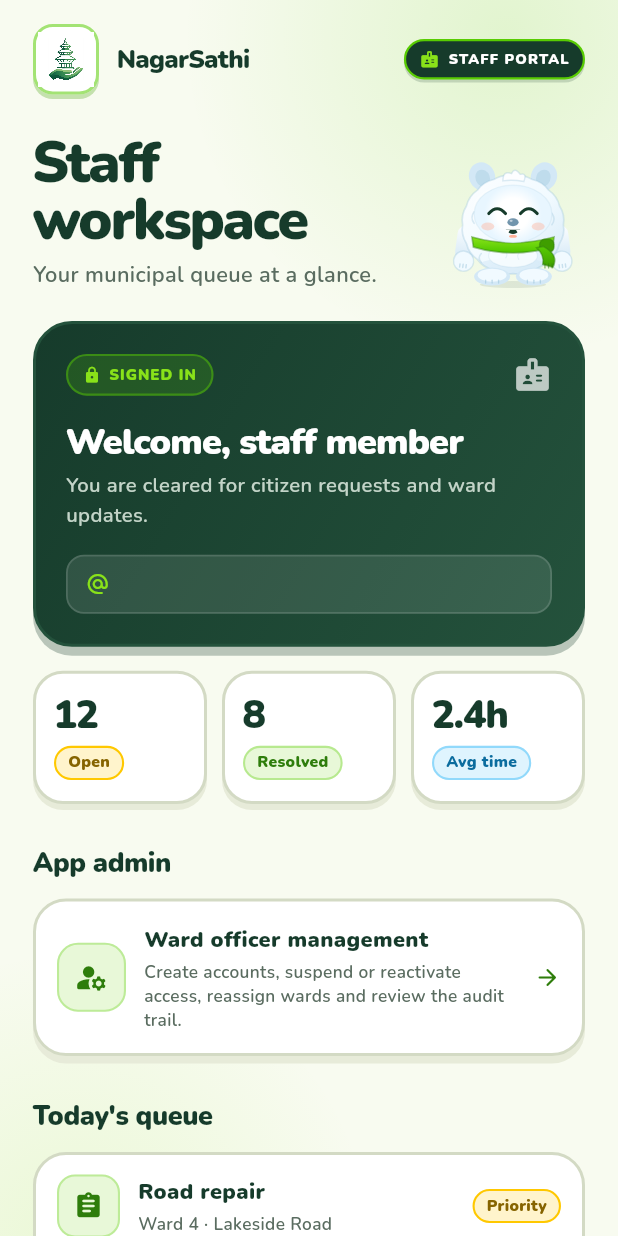
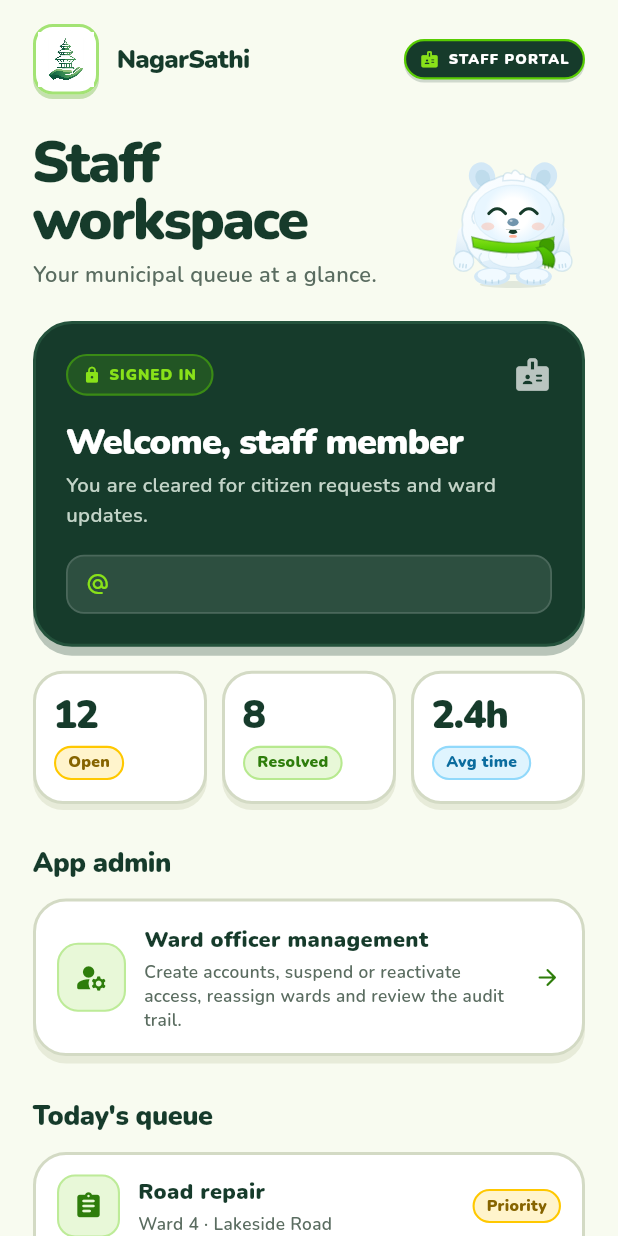
Before and after one commit to SohailDev7/Project-Nagarsathi, a Flutter app: the StaffHomeScreen screen opened directly with empty values, on a phone screen of 412 x 824 dp. Run offline on Flutter 3.47's test engine with Material 3 defaults, Android fonts, the phone set to English and light mode, and no system bars; our stand-ins replace cloud_firestore, cupertino_ui, firebase_auth, firebase_core, geocoding, geolocator and 5 more; missing offline and left inert: flutter_facebook_auth, shorebird_code_push; accounts and stored records are empty; network calls fail.

Commit message:
merge from all

```diff
--- a/lib/main.dart
+++ b/lib/main.dart
@@ -4,6 +4,7 @@ import 'package:material_ui/material_ui.dart';
 
 import 'screens/home_screen.dart';
 import 'screens/login_screen.dart';
+import 'screens/admin/ward_officer_management_screen.dart';
 import 'services/auth_service.dart';
 import 'services/firebase_bootstrap.dart';
 import 'services/session_service.dart';
@@ -75,6 +76,10 @@ class _NagarSathiAppState extends State<NagarSathiApp> {
           theme: buildAppTheme(brightness: Brightness.light),
           darkTheme: buildAppTheme(brightness: Brightness.dark),
           themeMode: mode,
+          routes: {
+            WardOfficerManagementScreen.routeName: (_) =>
+                const WardOfficerManagementScreen(),
+          },
           builder: (context, child) => AnnotatedRegion<SystemUiOverlayStyle>(
             value: _overlayStyle(context),
             child: UpdateGate(
--- a/lib/screens/staff_home_screen.dart
+++ b/lib/screens/staff_home_screen.dart
@@ -36,6 +36,7 @@ class StaffHomeScreen extends StatelessWidget {
 
   @override
   Widget build(BuildContext context) {
+    final tokens = NsColors.of(context);
     return Scaffold(
       body: NsBackground(
         staff: true,
@@ -67,24 +68,24 @@ class StaffHomeScreen extends StatelessWidget {
                             child: Column(
                               crossAxisAlignment: CrossAxisAlignment.start,
                               children: [
-                                const Text(
+                                Text(
                                   'Staff workspace',
                                   style: TextStyle(
                                     fontSize: 38,
                                     height: 1,
                                     fontWeight: FontWeight.w900,
-                                    color: AppColors.forest,
+                                    color: tokens.heading,
                                     letterSpacing: -1.5,
                                   ),
                                 ),
                                 const SizedBox(height: 8),
-                                const Text(
+                                Text(
                                   'Your municipal queue at a glance.',
                                   style: TextStyle(
                                     fontSize: 14.5,
                                     height: 1.45,
                                     fontWeight: FontWeight.w600,
-                                    color: AppColors.muted,
+                                    color: tokens.muted,
                                   ),
                                 ),
                               ],
@@ -105,24 +106,24 @@ class StaffHomeScreen extends StatelessWidget {
                     const SizedBox(height: 16),
                     const _StatsRow(),
                     const SizedBox(height: 22),
-                    const Text(
+                    Text(
                       'App admin',
                       style: TextStyle(
                         fontSize: 18,
                         fontWeight: FontWeight.w900,
-                        color: AppColors.forest,
+                        color: tokens.heading,
                         letterSpacing: -0.3,
                       ),
                     ),
                     const SizedBox(height: 10),
                     const _AdminToolsCard(),
                     const SizedBox(height: 22),
-                    const Text(
+                    Text(
                       "Today's queue",
                       style: TextStyle(
                         fontSize: 18,
                         fontWeight: FontWeight.w900,
-                        color: AppColors.forest,
+                        color: tokens.heading,
                         letterSpacing: -0.3,
                       ),
                     ),
@@ -154,14 +155,12 @@ class _StaffHeroCard extends StatelessWidget {
 
   @override
   Widget build(BuildContext context) {
+    final isDark = Theme.of(context).brightness == Brightness.dark;
+    final tokens = NsColors.of(context);
     return Container(
       padding: const EdgeInsets.all(20),
       decoration: BoxDecoration(
-        gradient: const LinearGradient(
-          colors: [AppColors.forest, AppColors.forestSoft],
-          begin: Alignment.topLeft,
-          end: Alignment.bottomRight,
-        ),
+        color: isDark ? tokens.surface : AppColors.forest,
         borderRadius: BorderRadius.circular(26),
         border: Border.all(color: AppColors.forestSoft, width: 2),
         boxShadow: [
@@ -190,13 +189,15 @@ class _StaffHeroCard extends StatelessWidget {
                     width: 1.4,
                   ),
                 ),
-                child: const Row(
+                child: Row(
                   mainAxisSize: MainAxisSize.min,
                   children: [
                     Icon(
                       Icons.lock_rounded,
                       size: 12,
-                      color: AppColors.primaryLight,
+                      color: isDark
+                          ? tokens.accentText
+                          : AppColors.primaryLight,
                     ),
                     SizedBox(width: 5),
                     Text(
@@ -204,7 +205,9 @@ class _StaffHeroCard extends StatelessWidget {
                       style: TextStyle(
                         fontSize: 10,
                         fontWeight: FontWeight.w900,
-                        color: AppColors.primaryLight,
+                        color: isDark
+                            ? tokens.accentText
+                            : AppColors.primaryLight,
                         letterSpacing: 0.7,
                       ),
                     ),
@@ -212,38 +215,46 @@ class _StaffHeroCard extends StatelessWidget {
                 ),
               ),
               const Spacer(),
-              const Icon(Icons.badge_rounded, size: 26, color: Colors.white70),
+              Icon(
+                Icons.badge_rounded,
+                size: 26,
+                color: isDark ? tokens.muted : Colors.white70,
+              ),
             ],
           ),
           const SizedBox(height: 18),
-          const Text(
+          Text(
             'Welcome, staff member',
             style: TextStyle(
               fontSize: 24,
               height: 1.1,
               fontWeight: FontWeight.w900,
-              color: Colors.white,
+              color: isDark ? tokens.heading : Colors.white,
               letterSpacing: -0.6,
             ),
           ),
           const SizedBox(height: 6),
-          const Text(
+          Text(
             'You are cleared for citizen requests and ward updates.',
             style: TextStyle(
               fontSize: 13.5,
               height: 1.45,
               fontWeight: FontWeight.w600,
-              color: Color(0xFFC3D4C8),
+              color: isDark ? tokens.muted : const Color(0xFFC3D4C8),
             ),
           ),
           const SizedBox(height: 16),
           Container(
             padding: const EdgeInsets.symmetric(horizontal: 12, vertical: 9),
             decoration: BoxDecoration(
-              color: Colors.white.withValues(alpha: 0.1),
+              color: isDark
+                  ? tokens.surfaceSoft
+                  : Colors.white.withValues(alpha: 0.1),
               borderRadius: BorderRadius.circular(12),
               border: Border.all(
-                color: Colors.white.withValues(alpha: 0.14),
+                color: isDark
+                    ? tokens.border
+                    : Colors.white.withValues(alpha: 0.14),
                 width: 1.2,
               ),
             ),
@@ -254,7 +265,7 @@ class _StaffHeroCard extends StatelessWidget {
                       ? Icons.phone_android_rounded
                       : Icons.alternate_email_rounded,
                   size: 16,
-                  color: AppColors.primaryLight,
+                  color: isDark ? tokens.accentText : AppColors.primaryLight,
                 ),
                 const SizedBox(width: 8),
                 Expanded(
@@ -262,10 +273,10 @@ class _StaffHeroCard extends StatelessWidget {
                     staffIdentifier,
                     maxLines: 1,
                     overflow: TextOverflow.ellipsis,
-                    style: const TextStyle(
+                    style: TextStyle(
                       fontSize: 13,
                       fontWeight: FontWeight.w800,
-                      color: Colors.white,
+                      color: isDark ? tokens.ink : Colors.white,
                     ),
                   ),
                 ),
@@ -283,14 +294,15 @@ class _AdminToolsCard extends StatelessWidget {
 
   @override
   Widget build(BuildContext context) {
+    final tokens = NsColors.of(context);
     return NsCard(
       padding: EdgeInsets.zero,
       radius: 22,
       depth: 5,
       child: NsPressable(
-        onTap: () => Navigator.of(
-          context,
-        ).pushNamed(WardOfficerManagementScreen.routeName),
+        onTap: () =>
+            Navigator.of(context)
+                .pushNamed(WardOfficerManagementScreen.routeName),
         color: Colors.transparent,
         borderColor: Colors.transparent,
         shadowColor: Colors.transparent,
@@ -319,7 +331,7 @@ class _AdminToolsCard extends StatelessWidget {
               ),
             ),
             const SizedBox(width: 12),
-            const Expanded(
+            Expanded(
               child: Column(
                 crossAxisAlignment: CrossAxisAlignment.start,
                 children: [
@@ -328,7 +340,7 @@ class _AdminToolsCard extends StatelessWidget {
                     style: TextStyle(
                       fontSize: 14.5,
                       fontWeight: FontWeight.w900,
-                      color: AppColors.forest,
+                      color: tokens.heading,
                     ),
                   ),
                   SizedBox(height: 3),
@@ -339,7 +351,7 @@ class _AdminToolsCard extends StatelessWidget {
                       fontSize: 11.5,
                       height: 1.4,
                       fontWeight: FontWeight.w600,
-                      color: AppColors.muted,
+                      color: tokens.muted,
                     ),
                   ),
                 ],
@@ -402,6 +414,7 @@ class _StatCard extends StatelessWidget {
 
   @override
   Widget build(BuildContext context) {
+    final tokens = NsColors.of(context);
     return NsCard(
       padding: const EdgeInsets.symmetric(horizontal: 12, vertical: 14),
       radius: 20,
@@ -414,11 +427,11 @@ class _StatCard extends StatelessWidget {
             alignment: Alignment.centerLeft,
             child: Text(
               value,
-              style: const TextStyle(
+              style: TextStyle(
                 fontSize: 26,
                 height: 1,
                 fontWeight: FontWeight.w900,
-                color: AppColors.forest,
+                color: tokens.heading,
                 letterSpacing: -0.8,
               ),
             ),
@@ -496,19 +509,19 @@ class _QueueCard extends StatelessWidget {
                       children: [
                         Text(
                           _items[index].$1,
-                          style: const TextStyle(
+                          style: TextStyle(
                             fontSize: 14.5,
                             fontWeight: FontWeight.w900,
-                            color: AppColors.forest,
+                            color: NsColors.of(context).heading,
                           ),
                         ),
                         const SizedBox(height: 3),
                         Text(
                           _items[index].$2,
-                          style: const TextStyle(
+                          style: TextStyle(
                             fontSize: 11.5,
                             fontWeight: FontWeight.w600,
-                            color: AppColors.muted,
+                            color: NsColors.of(context).muted,
                           ),
                         ),
                       ],
--- a/lib/widgets/ns_background.dart
+++ b/lib/widgets/ns_background.dart
@@ -14,55 +14,10 @@ class NsBackground extends StatelessWidget {
 
   @override
   Widget build(BuildContext context) {
-    final scheme = Theme.of(context).colorScheme;
     final tokens = NsColors.of(context);
-
-    return Stack(
-      fit: StackFit.expand,
-      clipBehavior: Clip.hardEdge,
-      children: [
-        ColoredBox(
-          color: staff ? tokens.staffBackground : tokens.background,
-        ),
-        Positioned(
-          top: -190,
-          right: -140,
-          child: _Glow(
-            size: 430,
-            color: scheme.primary.withValues(alpha: staff ? 0.14 : 0.17),
-          ),
-        ),
-        Positioned(
-          bottom: -210,
-          left: -150,
-          child: _Glow(
-            size: 400,
-            color: tokens.accentBright.withValues(alpha: 0.12),
-          ),
-        ),
-        Positioned.fill(child: child),
-      ],
+    return ColoredBox(
+      color: staff ? tokens.staffBackground : tokens.background,
+      child: child,
     );
   }
 }
-
-class _Glow extends StatelessWidget {
-  const _Glow({required this.size, required this.color});
-
-  final double size;
-  final Color color;
-
-  @override
-  Widget build(BuildContext context) {
-    return IgnorePointer(
-      child: Container(
-        width: size,
-        height: size,
-        decoration: BoxDecoration(
-          shape: BoxShape.circle,
-          gradient: RadialGradient(colors: [color, color.withValues(alpha: 0)]),
-        ),
-      ),
-    );
-  }
-}
```
Also changed, not shown: lib/screens/admin/ward_officer_management_screen.dart (+31 -31 lines), lib/screens/sign_up_screen.dart (+95 -4 lines), lib/services/auth_service.dart (+55 -61 lines), .wrangler/cache/wrangler-account.json (added), 1 other file.
